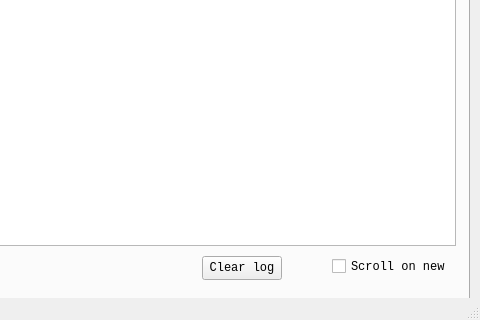
This is 3growbox_qtwidget/GrowBoxDesktop/mainwindow.ui in wojtron2/Desktop_QT_app_box as Qt 5 draws it before an edit; both pictures show x 320 to 800 and y 280 to 600 of the 800 by 600 pixel window. The edited form follows.
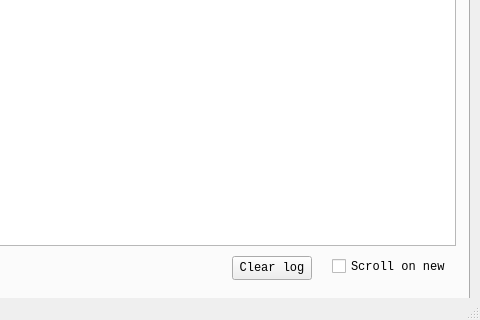
This is the edited form. Icons and pictures are not drawn.

```diff
--- a/3growbox_qtwidget/GrowBoxDesktop/mainwindow.ui
+++ b/3growbox_qtwidget/GrowBoxDesktop/mainwindow.ui
@@ -79,7 +79,7 @@
      <widget class="QPushButton" name="pushButton_CLEAR_LOG">
       <property name="geometry">
        <rect>
-        <x>510</x>
+        <x>540</x>
         <y>510</y>
         <width>80</width>
         <height>24</height>
```
